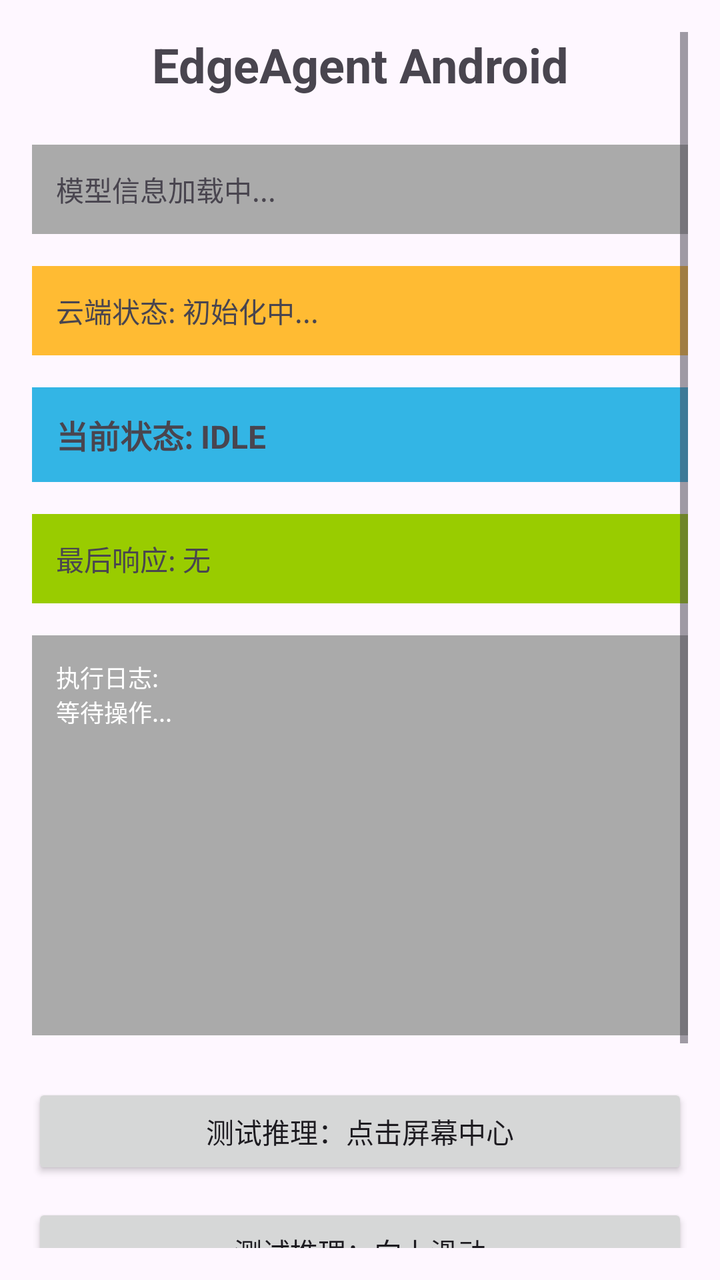
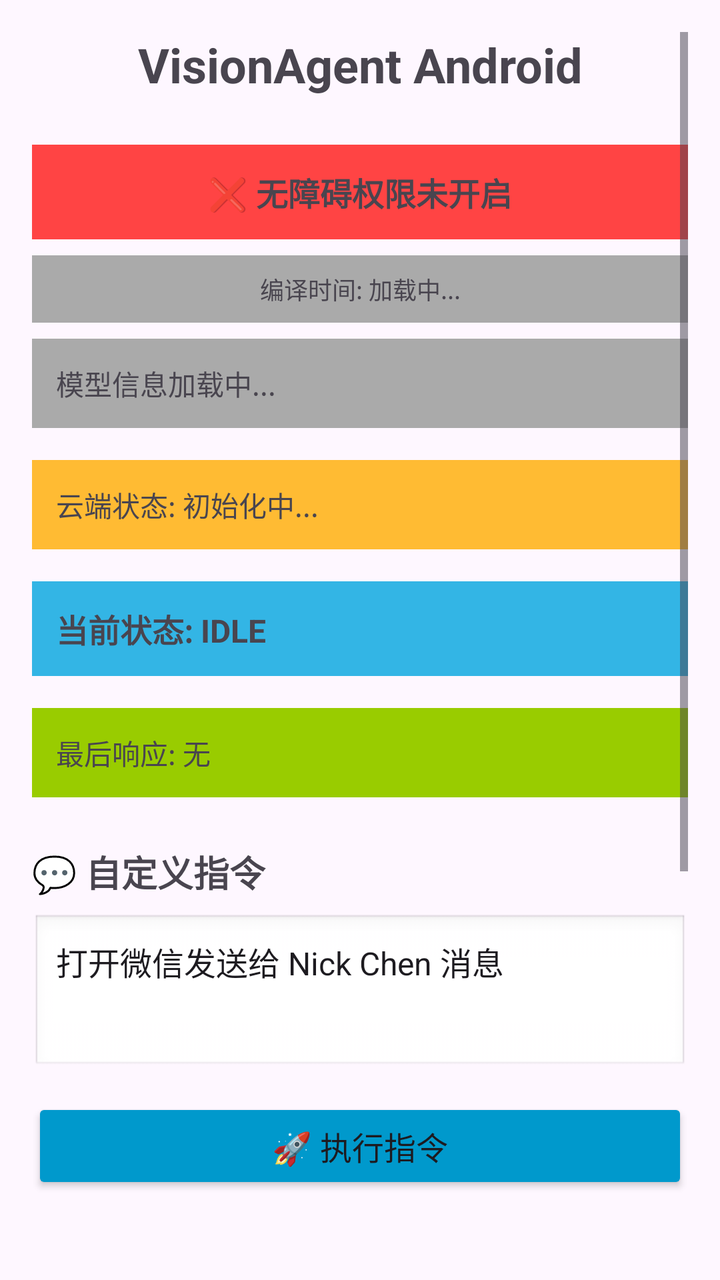

The first picture is an Android layout as it rendered before a commit; the second is the same layout after the commit. The layout source and the unified diff follow.
<!-- AndroidManifest.xml: activity theme Theme.MyApplication -->
<!-- res/layout/activity_main.xml -->
<?xml version="1.0" encoding="utf-8"?>
<ScrollView xmlns:android="http://schemas.android.com/apk/res/android"
    android:layout_width="match_parent"
    android:layout_height="match_parent"
    android:padding="16dp">

    <LinearLayout
        android:layout_width="match_parent"
        android:layout_height="wrap_content"
        android:orientation="vertical">

        <TextView
            android:layout_width="match_parent"
            android:layout_height="wrap_content"
            android:text="EdgeAgent Android"
            android:textSize="24sp"
            android:textStyle="bold"
            android:gravity="center"
            android:layout_marginBottom="24dp" />

        <TextView
            android:id="@+id/tv_model_info"
            android:layout_width="match_parent"
            android:layout_height="wrap_content"
            android:background="@android:color/darker_gray"
            android:padding="12dp"
            android:text="模型信息加载中..."
            android:textSize="14sp"
            android:layout_marginBottom="16dp" />

        <TextView
            android:id="@+id/tv_cloud_status"
            android:layout_width="match_parent"
            android:layout_height="wrap_content"
            android:background="@android:color/holo_orange_light"
            android:padding="12dp"
            android:text="云端状态: 初始化中..."
            android:textSize="14sp"
            android:layout_marginBottom="16dp" />

        <TextView
            android:id="@+id/tv_state"
            android:layout_width="match_parent"
            android:layout_height="wrap_content"
            android:background="@android:color/holo_blue_light"
            android:padding="12dp"
            android:text="当前状态: IDLE"
            android:textSize="16sp"
            android:textStyle="bold"
            android:layout_marginBottom="16dp" />

        <TextView
            android:id="@+id/tv_last_response"
            android:layout_width="match_parent"
            android:layout_height="wrap_content"
            android:background="@android:color/holo_green_light"
            android:padding="12dp"
            android:text="最后响应: 无"
            android:textSize="14sp"
            android:layout_marginBottom="16dp" />

        <TextView
            android:id="@+id/tv_log"
            android:layout_width="match_parent"
            android:layout_height="200dp"
            android:background="@android:color/darker_gray"
            android:padding="12dp"
            android:text="执行日志:\n等待操作..."
            android:textSize="12sp"
            android:textColor="@android:color/white"
            android:scrollbars="vertical"
            android:layout_marginBottom="24dp" />

        <Button
            android:id="@+id/btn_test1"
            android:layout_width="match_parent"
            android:layout_height="wrap_content"
            android:text="测试推理：点击屏幕中心"
            android:layout_marginBottom="12dp" />

        <Button
            android:id="@+id/btn_test2"
            android:layout_width="match_parent"
            android:layout_height="wrap_content"
            android:text="测试推理：向上滑动"
            android:layout_marginBottom="12dp" />

        <Button
            android:id="@+id/btn_test3"
            android:layout_width="match_parent"
            android:layout_height="wrap_content"
            android:text="测试推理：打开 Chrome"
            android:layout_marginBottom="12dp" />

        <Button
            android:id="@+id/btn_test4"
            android:layout_width="match_parent"
            android:layout_height="wrap_content"
            android:text="测试推理：打开 YouTube" />

    </LinearLayout>

</ScrollView>
<!-- resources referenced by this layout -->
<resources>
  <style name="Theme.MyApplication" parent="Base.Theme.MyApplication" />
  <style name="Base.Theme.MyApplication" parent="Theme.Material3.DayNight.NoActionBar">
          
          
      </style>
</resources>

<!-- the commit's change to res/layout/activity_main.xml (unified diff, before → after) -->
@@ -12,11 +12,46 @@
         <TextView
             android:layout_width="match_parent"
             android:layout_height="wrap_content"
-            android:text="EdgeAgent Android"
+            android:text="VisionAgent Android"
             android:textSize="24sp"
             android:textStyle="bold"
             android:gravity="center"
             android:layout_marginBottom="24dp" />
+
+        
+        <TextView
+            android:id="@+id/tv_accessibility_status"
+            android:layout_width="match_parent"
+            android:layout_height="wrap_content"
+            android:background="@android:color/holo_red_light"
+            android:padding="12dp"
+            android:text="❌ 无障碍权限未开启"
+            android:textSize="16sp"
+            android:textStyle="bold"
+            android:gravity="center"
+            android:layout_marginBottom="8dp" />
+
+        
+        <Button
+            android:id="@+id/btn_open_accessibility"
+            android:layout_width="match_parent"
+            android:layout_height="wrap_content"
+            android:text="🔧 开启无障碍权限"
+            android:textSize="16sp"
+            android:backgroundTint="@android:color/holo_orange_dark"
+            android:layout_marginBottom="16dp"
+            android:visibility="gone" />
+
+        <TextView
+            android:id="@+id/tv_build_time"
+            android:layout_width="match_parent"
+            android:layout_height="wrap_content"
+            android:background="@android:color/darker_gray"
+            android:padding="8dp"
+            android:text="编译时间: 加载中..."
+            android:textSize="12sp"
+            android:gravity="center"
+            android:layout_marginBottom="8dp" />
 
         <TextView
             android:id="@+id/tv_model_info"
@@ -57,46 +92,81 @@
             android:padding="12dp"
             android:text="最后响应: 无"
             android:textSize="14sp"
-            android:layout_marginBottom="16dp" />
+            android:layout_marginBottom="24dp" />
 
+        
         <TextView
-            android:id="@+id/tv_log"
             android:layout_width="match_parent"
-            android:layout_height="200dp"
-            android:background="@android:color/darker_gray"
+            android:layout_height="wrap_content"
+            android:text="💬 自定义指令"
+            android:textSize="18sp"
+            android:textStyle="bold"
+            android:layout_marginBottom="8dp" />
+
+        <EditText
+            android:id="@+id/et_custom_prompt"
+            android:layout_width="match_parent"
+            android:layout_height="wrap_content"
+            android:hint="输入指令，例如：打开微信发送给 Nick Chen 消息"
+            android:text="打开微信发送给 Nick Chen 消息"
+            android:minHeight="80dp"
+            android:gravity="top|start"
             android:padding="12dp"
-            android:text="执行日志:\n等待操作..."
-            android:textSize="12sp"
-            android:textColor="@android:color/white"
-            android:scrollbars="vertical"
+            android:background="@android:drawable/edit_text"
+            android:textSize="16sp"
+            android:layout_marginBottom="12dp" />
+
+        <Button
+            android:id="@+id/btn_execute_custom"
+            android:layout_width="match_parent"
+            android:layout_height="wrap_content"
+            android:text="🚀 执行指令"
+            android:textSize="16sp"
+            android:backgroundTint="@android:color/holo_blue_dark"
             android:layout_marginBottom="24dp" />
+
+        
+        <TextView
+            android:layout_width="match_parent"
+            android:layout_height="wrap_content"
+            android:text="⚡ 快捷测试"
+            android:textSize="18sp"
+            android:textStyle="bold"
+            android:layout_marginBottom="8dp" />
 
         <Button
             android:id="@+id/btn_test1"
             android:layout_width="match_parent"
             android:layout_height="wrap_content"
-            android:text="测试推理：点击屏幕中心"
-            android:layout_marginBottom="12dp" />
+            android:text="测试：点击屏幕中心"
+            android:layout_marginBottom="8dp" />
 
         <Button
             android:id="@+id/btn_test2"
             android:layout_width="match_parent"
             android:layout_height="wrap_content"
-            android:text="测试推理：向上滑动"
-            android:layout_marginBottom="12dp" />
+            android:text="测试：向上滑动"
+            android:layout_marginBottom="8dp" />
 
         <Button
             android:id="@+id/btn_test3"
             android:layout_width="match_parent"
             android:layout_height="wrap_content"
-            android:text="测试推理：打开 Chrome"
-            android:layout_marginBottom="12dp" />
+            android:text="测试：打开微信"
+            android:layout_marginBottom="8dp" />
 
         <Button
             android:id="@+id/btn_test4"
             android:layout_width="match_parent"
             android:layout_height="wrap_content"
-            android:text="测试推理：打开 YouTube" />
+            android:text="测试：打开美团"
+            android:layout_marginBottom="8dp" />
+
+        <Button
+            android:id="@+id/btn_test5"
+            android:layout_width="match_parent"
+            android:layout_height="wrap_content"
+            android:text="测试：打开电话" />
 
     </LinearLayout>
 
